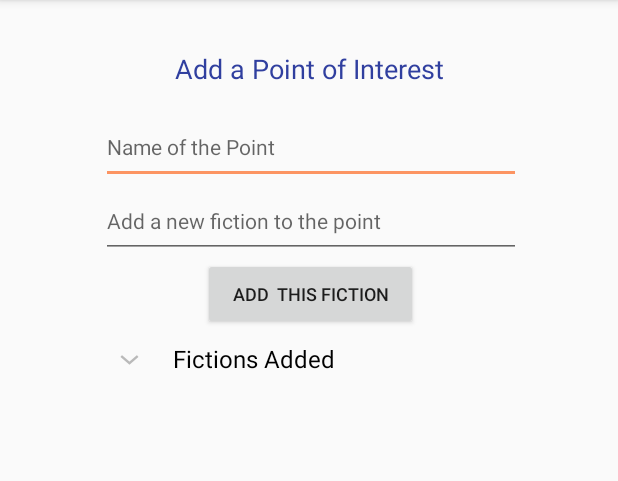
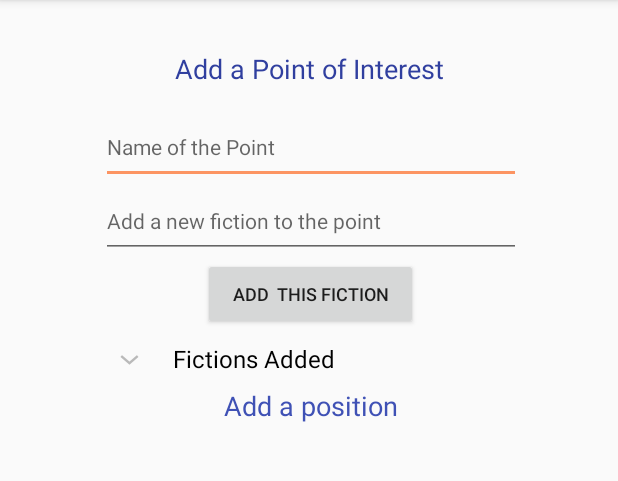
Before and after one commit to codeofmochi/Fiktion, an Android app: the AddPOIActivity screen opened directly, with no data from a screen before it, on a phone screen of 412 x 824 dp, the part 84-565 px from its top. Run offline under Robolectric (Android 15) with nearby library versions, the phone set to English and light mode, and no system bars.

Commit message:
Add 'Add a position' button

```diff
--- a/app/src/main/res/layout/activity_add_poi.xml
+++ b/app/src/main/res/layout/activity_add_poi.xml
@@ -73,6 +73,14 @@
                 android:layout_width="match_parent"
                 android:layout_height="wrap_content" />
 
+            <TextView
+                android:layout_width="match_parent"
+                android:layout_height="wrap_content"
+                android:text="Add a position"
+                android:textAlignment="center"
+                android:textColor="@color/colorPrimary"
+                android:textSize="18sp" />
+
         </LinearLayout>
     </android.support.constraint.ConstraintLayout>
 </ScrollView>
```
